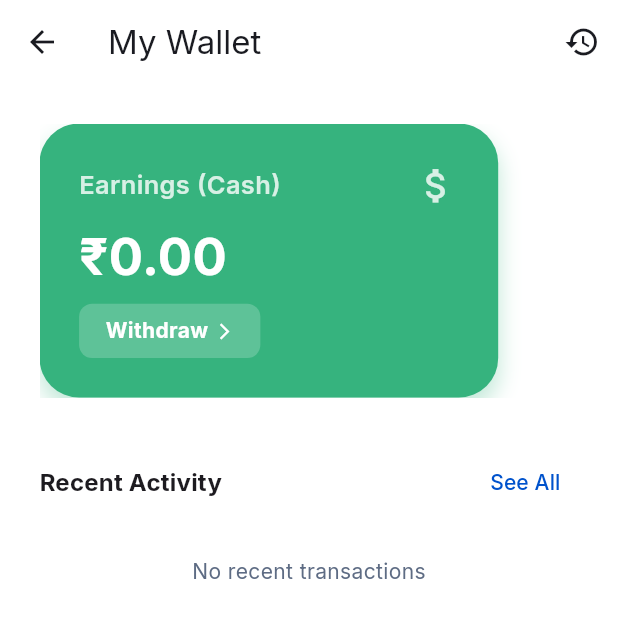
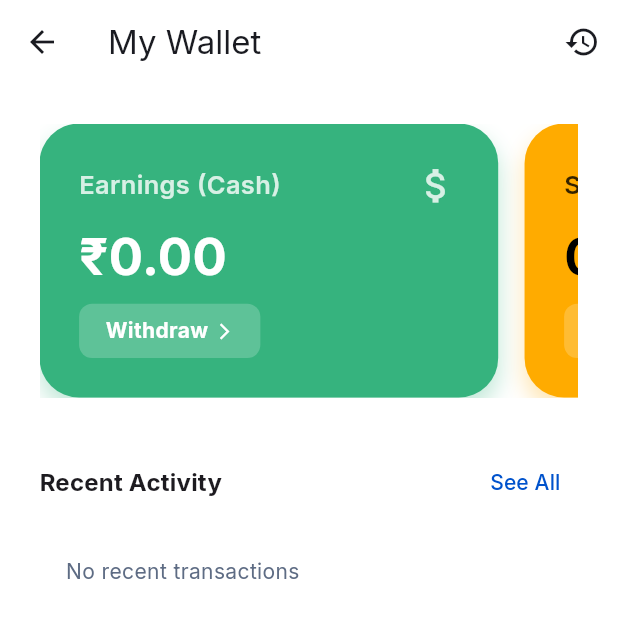
Before and after one commit to vedantmohite26/bachelor-freelancer-app, a Flutter app: the WalletScreen screen opened directly, on a phone screen of 412 x 824 dp. Shown: the top 618 px of the screen. Run offline on Flutter 3.47's test engine with Material 3 defaults, Android fonts, the phone set to English and light mode, and no system bars; drawn by our look-alikes of dynamic_color; our stand-ins replace cached_network_image, cloud_firestore, confetti, file_picker, firebase_auth, firebase_core and 11 more; missing offline and left inert: cloudinary_public, exif, firebase_app_check, google_mlkit_text_recognition, mobile_scanner; accounts and stored records are empty; generated files the repository leaves out were written again.

Commit message:
⚡ Bolt: Optimized WalletScreen with virtualization and fixed PageView spacing
- Replaced SingleChildScrollView + Column + ListView.builder(shrinkWrap: true) with CustomScrollView + SliverList.
- Enabled virtualization for the transaction list (O(visible) instead of O(N)).
- Fixed PageView swipe bug caused by redundant SizedBox children.
- Maintained existing layout padding using SliverPadding.

Co-authored-by: vedantmohite26 <186071956+vedantmohite26@users.noreply.github.com>

```diff
--- a/lib/features/wallet/screens/wallet_screen.dart
+++ b/lib/features/wallet/screens/wallet_screen.dart
@@ -79,16 +79,21 @@ class _WalletScreenState extends State<WalletScreen> {
           ),
         ],
       ),
-      body: SingleChildScrollView(
-        padding: EdgeInsets.all(24.w),
+      body: Consumer<WalletService>(
+        builder: (context, wallet, child) {
+          return CustomScrollView(
+            slivers: [
+              // Use SliverPadding to maintain overall screen padding
+              SliverPadding(
+                padding: EdgeInsets.fromLTRB(24.w, 24.w, 24.w, 0),
+                sliver: SliverToBoxAdapter(
                   child: Column(
+                    crossAxisAlignment: CrossAxisAlignment.start,
                     children: [
                       // 1. Balance Cards
                       SizedBox(
                         height: 180.h,
-              child: Consumer<WalletService>(
-                builder: (context, wallet, child) {
-                  return PageView(
+                        child: PageView(
                           controller: PageController(viewportFraction: 0.9),
                           padEnds: false,
                           children: [
@@ -101,19 +106,22 @@ class _WalletScreenState extends State<WalletScreen> {
                               onTap: () {
                                 ScaffoldMessenger.of(context).showSnackBar(
                                   const SnackBar(
-                              content: Text('Withdrawal feature coming soon!'),
+                                    content:
+                                        Text('Withdrawal feature coming soon!'),
                                   ),
                                 );
                               },
                             ),
-                      SizedBox(width: 16.w),
+                            // Removed SizedBox(width: 16.w) because _BalanceCard already has right margin
+                            // and extra children in PageView cause unintended empty pages.
                             _BalanceCard(
                               title: "Student Coins",
                               amount: "${wallet.coins} C",
                               color: AppTheme.coinYellow,
                               icon: Icons.monetization_on_rounded, // Coin icon
                               buttonText: "Spend in Shop",
-                        textColor: Colors.black, // Better contrast on yellow
+                              textColor:
+                                  Colors.black, // Better contrast on yellow
                               onTap: () {
                                 Navigator.push(
                                   context,
@@ -124,19 +132,20 @@ class _WalletScreenState extends State<WalletScreen> {
                               },
                             ),
                           ],
-                  );
-                },
                         ),
                       ),
                       SizedBox(height: 32.h),
 
-            // 2. Recent Activity Section
+                      // 2. Recent Activity Section Header
                       Row(
                         mainAxisAlignment: MainAxisAlignment.spaceBetween,
                         children: [
                           Text(
                             "Recent Activity",
-                  style: Theme.of(context).textTheme.titleMedium?.copyWith(
+                            style: Theme.of(context)
+                                .textTheme
+                                .titleMedium
+                                ?.copyWith(
                                   fontWeight: FontWeight.bold,
                                 ),
                           ),
@@ -144,7 +153,8 @@ class _WalletScreenState extends State<WalletScreen> {
                             onPressed: () {
                               ScaffoldMessenger.of(context).showSnackBar(
                                 const SnackBar(
-                        content: Text('Full transaction history coming soon!'),
+                                  content: Text(
+                                      'Full transaction history coming soon!'),
                                 ),
                               );
                             },
@@ -153,20 +163,28 @@ class _WalletScreenState extends State<WalletScreen> {
                         ],
                       ),
                       SizedBox(height: 8.h),
+                    ],
+                  ),
+                ),
+              ),
 
-            Consumer<WalletService>(
-              builder: (context, wallet, child) {
-                if (wallet.transactions.isEmpty) {
-                  return Padding(
+              // 3. Transactions List (Virtualized with SliverList)
+              if (wallet.transactions.isEmpty)
+                SliverPadding(
+                  padding: EdgeInsets.symmetric(horizontal: 24.w),
+                  sliver: SliverToBoxAdapter(
+                    child: Padding(
                       padding: EdgeInsets.all(16.0.w),
                       child: const Text("No recent transactions"),
-                  );
-                }
-                return ListView.builder(
-                  shrinkWrap: true,
-                  physics: const NeverScrollableScrollPhysics(),
-                  itemCount: wallet.transactions.length,
-                  itemBuilder: (context, index) {
+                    ),
+                  ),
+                )
+              else
+                SliverPadding(
+                  padding: EdgeInsets.symmetric(horizontal: 24.w),
+                  sliver: SliverList(
+                    delegate: SliverChildBuilderDelegate(
+                      (context, index) {
                         final txn = wallet.transactions[index];
                         final amount = (txn['amount'] as num).toDouble();
                         final isCoin = txn['isCoin'] as bool? ?? false;
@@ -181,11 +199,18 @@ class _WalletScreenState extends State<WalletScreen> {
                           isCoin: isCoin,
                         );
                       },
+                      childCount: wallet.transactions.length,
+                    ),
+                  ),
+                ),
+
+              // Bottom padding
+              SliverToBoxAdapter(
+                child: SizedBox(height: 24.w),
+              ),
+            ],
           );
         },
-            ),
-          ],
-        ),
       ),
     );
   }
```
Also changed, not shown: 1 other file. Lines whose indentation alone changed are shown as unchanged.
